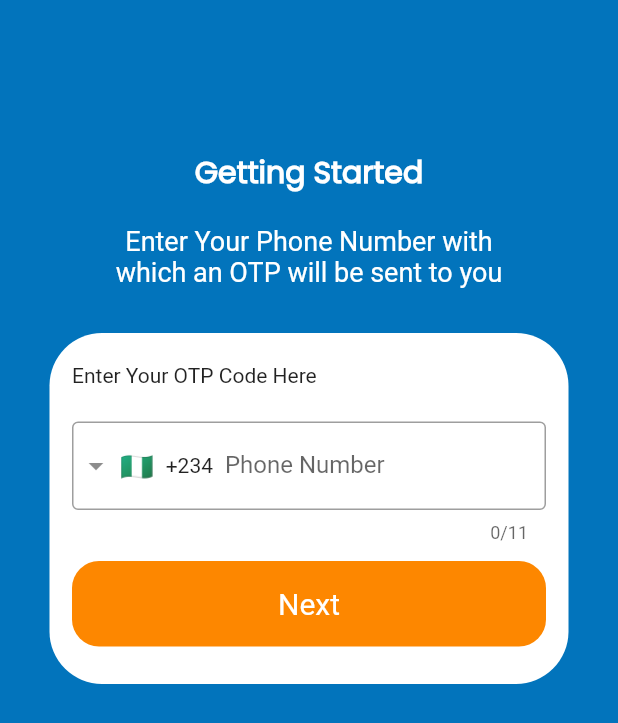
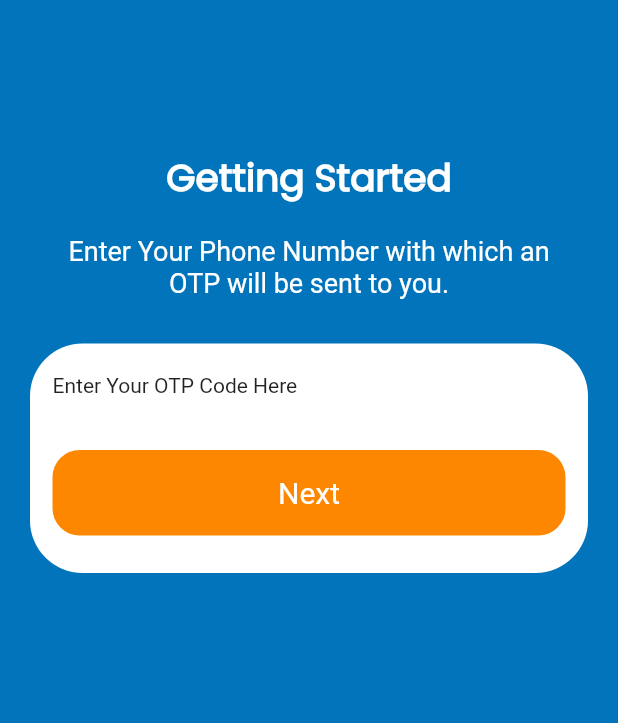
Before and after one commit to valentinesamuel/MarketOnlineApp, a Flutter app: the screen it shows after launch, on a phone screen of 412 x 824 dp. Shown: the top 723 px of the screen. Run offline on Flutter 3.47's test engine with Material 2 defaults, Android fonts, the phone set to English and light mode, and no system bars; drawn by our look-alikes of intl_phone_field; our stand-ins replace pin_code_fields.

Commit message:
Trying to code the OTP screen
At this point, i a m trying to make the OTP screen but i have been busy with my achviz course and my HSE certifications so i am thinking of skipping the OTP screen but  will try my best

```diff
--- a/lib/main.dart
+++ b/lib/main.dart
@@ -1,8 +1,91 @@
-import 'package:MarketApp/screens/verify_phone_number.dart';
+import 'package:MarketApp/utilities/constants.dart';
 import 'package:flutter/material.dart';
 
 void main() {
   runApp(MaterialApp(
-    home: PhoneVerifyScreen(),
+    home: OTPVerifyScreen(),
   ));
 }
+
+class OTPVerifyScreen extends StatefulWidget {
+  @override
+  _OTPVerifyScreenState createState() => _OTPVerifyScreenState();
+}
+
+class _OTPVerifyScreenState extends State<OTPVerifyScreen> {
+  @override
+  Widget build(BuildContext context) {
+    return Scaffold(
+      backgroundColor: KBlueColor,
+      body: Center(
+        child: Padding(
+          padding: EdgeInsets.symmetric(horizontal: 5.0),
+          child: Column(
+            children: <Widget>[
+              SizedBox(height: 100.0),
+              Text(
+                "Getting Started",
+                style: TextStyle(
+                    fontWeight: FontWeight.bold,
+                    fontSize: 25.0,
+                    fontFamily: 'Poppins',
+                    color: Colors.white),
+              ),
+              Padding(
+                  padding: EdgeInsets.fromLTRB(40.0, 20.0, 40.0, 0),
+                  child: Text(
+                    'Enter Your Phone Number with which an OTP will be sent to you.',
+                    style: TextStyle(
+                      fontSize: 18.0,
+                      color: Colors.white,
+                    ),
+                    textAlign: TextAlign.center,
+                  )),
+              Container(
+                decoration: BoxDecoration(
+                    color: Colors.white,
+                    borderRadius: BorderRadius.circular(35.0)),
+                margin: EdgeInsets.fromLTRB(15.0, 30.0, 15.0, 0),
+                child: Padding(
+                  padding: EdgeInsets.fromLTRB(15.0, 20.0, 15.0, 0),
+                  child: Column(
+                    crossAxisAlignment: CrossAxisAlignment.start,
+                    children: <Widget>[
+                      Text(
+                        "Enter Your OTP Code Here",
+                        textAlign: TextAlign.left,
+                      ),
+                      SizedBox(
+                        height: 23,
+                      ),
+                      Column(
+                        children: <Widget>[
+
+                          Container(
+                            margin: EdgeInsets.fromLTRB(0, 12.0, 0, 25.0),
+                            height: 57.0,
+                            width: double.infinity,
+                            child: Center(
+                              child: Text(
+                                'Next',
+                                style: TextStyle(
+                                    color: Colors.white, fontSize: 20.0),
+                              ),
+                            ),
+                            decoration: BoxDecoration(
+                                color: KOrangeColor,
+                                borderRadius: BorderRadius.circular(18.0)),
+                          ),
+                        ],
+                      ),
+                    ],
+                  ),
+                ),
+              )
+            ],
+          ),
+        ),
+      ),
+    );
+  }
+}
--- a/lib/screens/verify_phone_number.dart
+++ b/lib/screens/verify_phone_number.dart
@@ -15,7 +15,7 @@ class _PhoneVerifyScreenState extends State<PhoneVerifyScreen> {
       backgroundColor: KBlueColor,
       body: Center(
         child: Padding(
-          padding: const EdgeInsets.symmetric(horizontal: 18.0),
+          padding: EdgeInsets.symmetric(horizontal: 5.0),
           child: Column(
             children: <Widget>[
               SizedBox(height: 100.0),
@@ -23,14 +23,14 @@ class _PhoneVerifyScreenState extends State<PhoneVerifyScreen> {
                 "Getting Started",
                 style: TextStyle(
                     fontWeight: FontWeight.bold,
-                    fontSize: 20.0,
+                    fontSize: 25.0,
                     fontFamily: 'Poppins',
                     color: Colors.white),
               ),
               Padding(
                   padding: EdgeInsets.fromLTRB(40.0, 20.0, 40.0, 0),
                   child: Text(
-                    'Enter Your Phone Number with which an OTP will be sent to you',
+                    'Enter Your Phone Number with which an OTP will be sent to you.',
                     style: TextStyle(
                       fontSize: 18.0,
                       color: Colors.white,
--- a/pubspec.yaml
+++ b/pubspec.yaml
@@ -28,7 +28,7 @@ dependencies:
   # Use with the CupertinoIcons class for iOS style icons.
   cupertino_icons: ^0.1.3
   intl_phone_field: ^1.3.0
-  pin_input_text_field: ^3.1.1
+  pin_code_fields: ^5.0.1
 
 dev_dependencies:
   flutter_test:
```
Also changed, not shown: lib/tester.dart (added, +52 -0 lines), UI KIT😁/logo.png (added), UI KIT😁/logo.svg (added), UI KIT😁/logo_2logo.png (added), UI KIT😁/logo_3.png (added), pubspec.lock, 1 other file.
